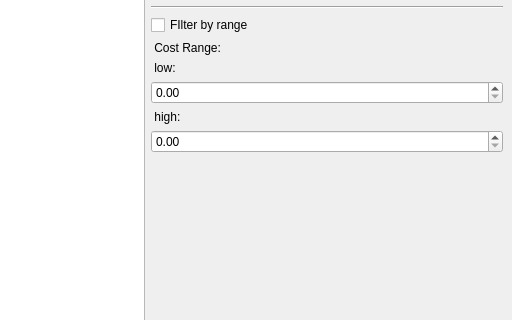
Qt form querywindow.ui (jaime-varela/boaAnalysisTool) before a commit; both pictures show x 748 to 1260 and y 260 to 580 of the 1260 by 811 pixel window.
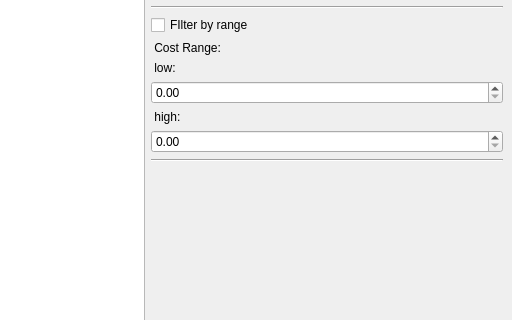
The same form after that commit.

What changed in the file:
```diff
--- a/querywindow.ui
+++ b/querywindow.ui
@@ -234,6 +234,20 @@
             </property>
            </widget>
           </item>
+          <item>
+           <widget class="Line" name="line_3">
+            <property name="orientation">
+             <enum>Qt::Horizontal</enum>
+            </property>
+           </widget>
+          </item>
+          <item>
+           <widget class="QLabel" name="summaryText">
+            <property name="text">
+             <string/>
+            </property>
+           </widget>
+          </item>
           <item>
            <spacer name="verticalSpacer">
             <property name="orientation">
```
